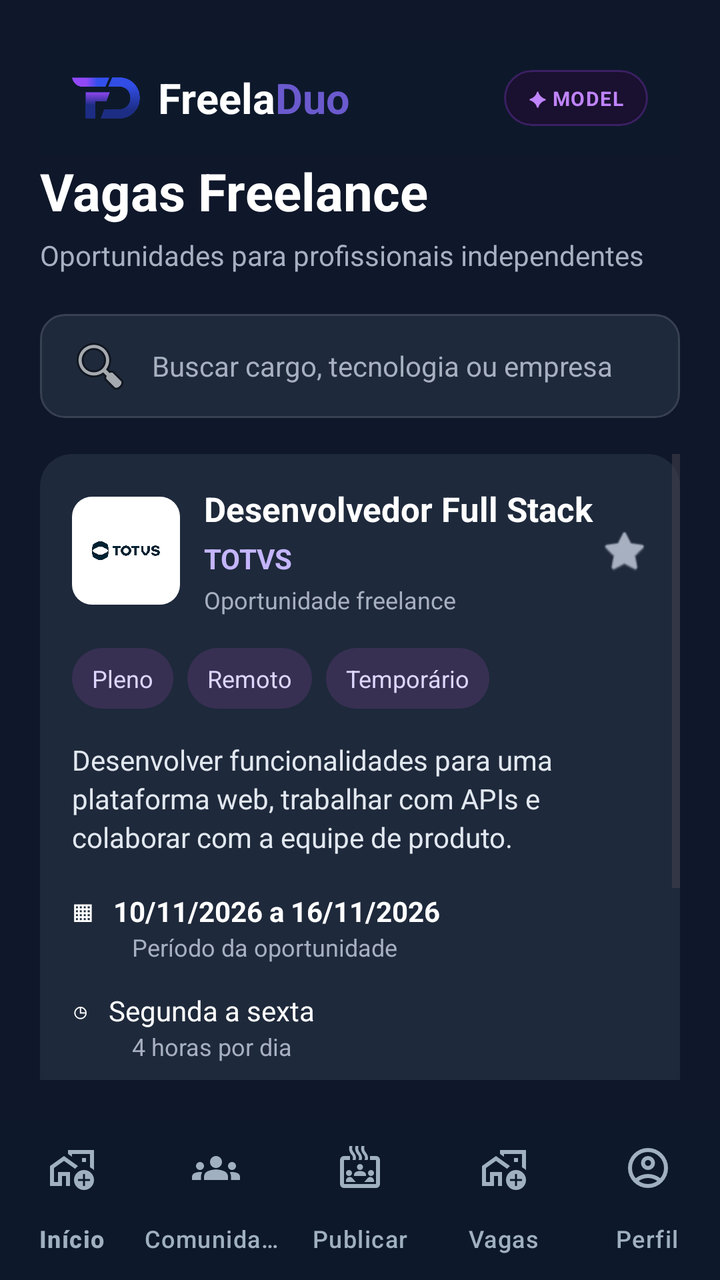
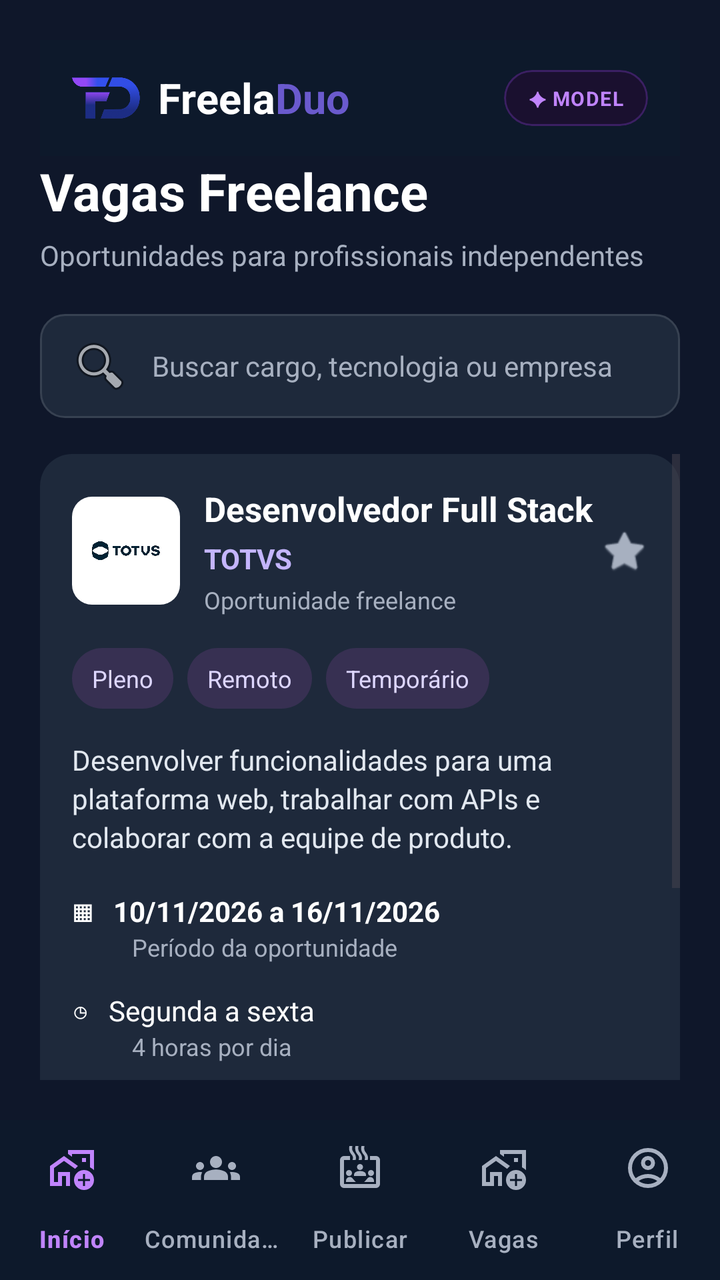

Screens rendered from an Android XML layout before and after an edit, with the pre-edit source and the edit as a unified diff.
<!-- AndroidManifest.xml: application theme Theme.MyApplication -->
<!-- res/layout/activity_vagas.xml -->
<?xml version="1.0" encoding="utf-8"?>
<LinearLayout xmlns:android="http://schemas.android.com/apk/res/android"
    xmlns:app="http://schemas.android.com/apk/res-auto"
    android:layout_width="match_parent"
    android:layout_height="match_parent"
    android:orientation="vertical"
    android:background="#0F172A">

    
    <LinearLayout
        android:layout_width="match_parent"
        android:layout_height="0dp"
        android:layout_weight="1"
        android:orientation="vertical"
        android:padding="20dp">

        
        <include
            layout="@layout/view_header_freeladuo"
            android:layout_width="match_parent"
            android:layout_height="wrap_content" />


        
    <TextView
        android:layout_width="wrap_content"
        android:layout_height="wrap_content"
        android:text="Vagas Freelance"
        android:textColor="#FFFFFF"
        android:textSize="26sp"
        android:textStyle="bold" />

    <TextView
        android:layout_width="wrap_content"
        android:layout_height="wrap_content"
        android:layout_marginTop="5dp"
        android:layout_marginBottom="20dp"
        android:text="Oportunidades para profissionais independentes"
        android:textColor="#A7B0C0"
        android:textSize="14sp" />

    
    <EditText
        android:id="@+id/edtPesquisarVaga"
        android:layout_width="match_parent"
        android:layout_height="52dp"
        android:background="@drawable/bg_pesquisa_vagas"
        android:drawableStart="@android:drawable/ic_menu_search"
        android:drawablePadding="10dp"
        android:hint="Buscar cargo, tecnologia ou empresa"
        android:inputType="text"
        android:paddingStart="14dp"
        android:paddingEnd="14dp"
        android:textColor="#FFFFFF"
        android:textColorHint="#A7B0C0"
        android:textSize="14sp" />

    
    <HorizontalScrollView
        android:id="@+id/scrollFiltrosVagas"
        android:layout_width="match_parent"
        android:layout_height="wrap_content"
        android:layout_marginTop="10dp"
        android:visibility="gone"
        android:scrollbars="none">

        <LinearLayout
            android:id="@+id/containerFiltrosVagas"
            android:layout_width="wrap_content"
            android:layout_height="wrap_content"
            android:orientation="horizontal"
            android:paddingBottom="4dp" />

    </HorizontalScrollView>

    
    <ScrollView
        android:layout_width="match_parent"
        android:layout_height="0dp"
        android:layout_weight="1"
        android:layout_marginTop="18dp"
        android:fillViewport="true"
        android:scrollbars="vertical">

        <LinearLayout
            android:id="@+id/listaVagas"
            android:layout_width="match_parent"
            android:layout_height="wrap_content"
            android:orientation="vertical">

            
            <LinearLayout
                android:layout_width="match_parent"
                android:layout_height="wrap_content"
                android:orientation="vertical"
                android:padding="16dp"
                android:background="@drawable/bg_card_vaga">

                
                <LinearLayout
                    android:layout_width="match_parent"
                    android:layout_height="wrap_content"
                    android:orientation="horizontal"
                    android:gravity="center_vertical">

                    <ImageView
                        android:id="@+id/imgLogoTotvs"
                        android:layout_width="54dp"
                        android:layout_height="54dp"
                        android:background="@drawable/bg_logo_vaga"
                        android:padding="5dp"
                        android:scaleType="fitCenter"
                        android:src="@drawable/logo_totvs"
                        android:contentDescription="Logo da TOTVS" />

                    <LinearLayout
                        android:layout_width="0dp"
                        android:layout_height="wrap_content"
                        android:layout_marginStart="12dp"
                        android:layout_weight="1"
                        android:orientation="vertical">

                        <TextView
                            android:layout_width="match_parent"
                            android:layout_height="wrap_content"
                            android:text="Desenvolvedor Full Stack"
                            android:textColor="#FFFFFF"
                            android:textSize="17sp"
                            android:textStyle="bold" />

                        <TextView
                            android:layout_width="wrap_content"
                            android:layout_height="wrap_content"
                            android:layout_marginTop="4dp"
                            android:text="TOTVS"
                            android:textColor="#C4B5FD"
                            android:textSize="14sp"
                            android:textStyle="bold" />

                        <TextView
                            android:layout_width="wrap_content"
                            android:layout_height="wrap_content"
                            android:layout_marginTop="3dp"
                            android:text="Oportunidade freelance"
                            android:textColor="#A7B0C0"
                            android:textSize="12sp" />

                    </LinearLayout>

                    <ImageView
                        android:layout_width="24dp"
                        android:layout_height="24dp"
                        android:src="@android:drawable/btn_star_big_off"
                        android:contentDescription="Salvar vaga"
                        app:tint="#A7B0C0" />

                </LinearLayout>

                
                <LinearLayout
                    android:layout_width="match_parent"
                    android:layout_height="wrap_content"
                    android:layout_marginTop="16dp"
                    android:orientation="horizontal">

                    <TextView
                        android:layout_width="wrap_content"
                        android:layout_height="wrap_content"
                        android:background="@drawable/bg_etiqueta_vaga"
                        android:paddingHorizontal="10dp"
                        android:paddingVertical="7dp"
                        android:text="Pleno"
                        android:textColor="#DDD6FE"
                        android:textSize="12sp" />

                    <TextView
                        android:layout_width="wrap_content"
                        android:layout_height="wrap_content"
                        android:layout_marginStart="7dp"
                        android:background="@drawable/bg_etiqueta_vaga"
                        android:paddingHorizontal="10dp"
                        android:paddingVertical="7dp"
                        android:text="Remoto"
                        android:textColor="#DDD6FE"
                        android:textSize="12sp" />

                    <TextView
                        android:layout_width="wrap_content"
                        android:layout_height="wrap_content"
                        android:layout_marginStart="7dp"
                        android:background="@drawable/bg_etiqueta_vaga"
                        android:paddingHorizontal="10dp"
                        android:paddingVertical="7dp"
                        android:text="Temporário"
                        android:textColor="#DDD6FE"
                        android:textSize="12sp" />

                </LinearLayout>

                
                <TextView
                    android:layout_width="match_parent"
                    android:layout_height="wrap_content"
                    android:layout_marginTop="16dp"
                    android:text="Desenvolver funcionalidades para uma plataforma web, trabalhar com APIs e colaborar com a equipe de produto."
                    android:textColor="#E2E8F0"
                    android:textSize="14sp"
                    android:lineSpacingExtra="3dp" />

                
                <TextView
                    android:layout_width="match_parent"
                    android:layout_height="wrap_content"
                    android:layout_marginTop="18dp"
                    android:text="▦   10/11/2026 a 16/11/2026"
                    android:textColor="#FFFFFF"
                    android:textSize="14sp"
                    android:textStyle="bold" />

                <TextView
                    android:layout_width="match_parent"
                    android:layout_height="wrap_content"
                    android:layout_marginStart="30dp"
                    android:text="Período da oportunidade"
                    android:textColor="#A7B0C0"
                    android:textSize="12sp" />

                
                <TextView
                    android:layout_width="match_parent"
                    android:layout_height="wrap_content"
                    android:layout_marginTop="14dp"
                    android:text="◷   Segunda a sexta"
                    android:textColor="#FFFFFF"
                    android:textSize="14sp" />

                <TextView
                    android:layout_width="match_parent"
                    android:layout_height="wrap_content"
                    android:layout_marginStart="30dp"
                    android:text="4 horas por dia"
                    android:textColor="#A7B0C0"
                    android:textSize="12sp" />

                
                <TextView
                    android:layout_width="match_parent"
                    android:layout_height="wrap_content"
                    android:layout_marginTop="16dp"
                    android:text="R$ 80,00/hora"
                    android:textColor="#FFFFFF"
                    android:textSize="19sp"
                    android:textStyle="bold" />

                <TextView
                    android:layout_width="match_parent"
                    android:layout_height="wrap_content"
                    android:layout_marginTop="3dp"
                    android:text="Valor informado pela empresa"
                    android:textColor="#A7B0C0"
                    android:textSize="12sp" />

                
                <Button
                    android:id="@+id/btnDetalhesVaga"
                    android:layout_width="match_parent"
                    android:layout_height="50dp"
                    android:layout_marginTop="20dp"
                    android:backgroundTint="#6A5ACD"
                    android:text="Ver detalhes da vaga"
                    android:textAllCaps="false"
                    android:textColor="#FFFFFF"
                    android:textSize="15sp" />

            </LinearLayout>

        </LinearLayout>
    </ScrollView>

    </LinearLayout>

    
    <com.google.android.material.bottomnavigation.BottomNavigationView
        android:id="@+id/bottomNavigation"
        android:layout_width="match_parent"
        android:layout_height="wrap_content"
        android:background="#0D192B"
        app:itemIconTint="#A0B0C0"
        app:itemTextColor="#A0B0C0"
        app:labelVisibilityMode="labeled"
        app:menu="@menu/bottom_nav_menu" />

</LinearLayout>
<!-- res/layout/view_header_freeladuo.xml (included above) -->
<?xml version="1.0" encoding="utf-8"?>
<LinearLayout
    xmlns:android="http://schemas.android.com/apk/res/android"
    android:layout_width="match_parent"
    android:layout_height="wrap_content"
    android:orientation="horizontal"
    android:gravity="center_vertical"
    android:background="#0D192B"
    android:paddingStart="16dp"
    android:paddingEnd="16dp"
    android:paddingTop="12dp"
    android:paddingBottom="12dp">

    <ImageView
        android:layout_width="34dp"
        android:layout_height="34dp"
        android:src="@drawable/logo"
        android:scaleType="fitCenter"
        android:contentDescription="Logo FreelaDuo" />

    <TextView
        android:layout_width="wrap_content"
        android:layout_height="wrap_content"
        android:layout_marginStart="9dp"
        android:text="Freela"
        android:textColor="#FFFFFF"
        android:textSize="21sp"
        android:textStyle="bold" />

    <TextView
        android:id="@+id/txtLogoDuo"
        android:layout_width="wrap_content"
        android:layout_height="wrap_content"
        android:text="Duo"
        android:textColor="#6A5ACD"
        android:textSize="21sp"
        android:textStyle="bold" />

    <View
        android:layout_width="0dp"
        android:layout_height="1dp"
        android:layout_weight="1" />

    <com.google.android.material.card.MaterialCardView
        android:layout_width="wrap_content"
        android:layout_height="wrap_content"
        app:cardBackgroundColor="#1A102F"
        app:cardCornerRadius="50dp"
        app:cardElevation="0dp"
        app:strokeColor="#3B2063"
        app:strokeWidth="1dp"
        xmlns:app="http://schemas.android.com/apk/res-auto">

        <TextView
            android:layout_width="wrap_content"
            android:layout_height="wrap_content"
            android:text="✦ MODEL"
            android:textColor="#C084FC"
            android:textSize="10sp"
            android:textStyle="bold"
            android:letterSpacing="0.05"
            android:paddingStart="12dp"
            android:paddingEnd="12dp"
            android:paddingTop="7dp"
            android:paddingBottom="7dp" />

    </com.google.android.material.card.MaterialCardView>

</LinearLayout>
<!-- resources referenced by this layout -->
<resources>
  <!-- drawable bg_card_vaga (drawable) -->
  <?xml version="1.0" encoding="utf-8"?>
  <shape xmlns:android="http://schemas.android.com/apk/res/android">
      <solid android:color="#1E293B" />
      <corners android:radius="16dp" />
  </shape>
  <!-- drawable bg_etiqueta_vaga (drawable) -->
  <?xml version="1.0" encoding="utf-8"?>
  <shape xmlns:android="http://schemas.android.com/apk/res/android">
      <solid android:color="#373052" />
      <corners android:radius="20dp" />
  </shape>
  <!-- drawable bg_logo_vaga (drawable) -->
  <?xml version="1.0" encoding="utf-8"?>
  <shape xmlns:android="http://schemas.android.com/apk/res/android">
      <solid android:color="#FFFFFF" />
      <corners android:radius="10dp" />
  </shape>
  <!-- drawable bg_pesquisa_vagas (drawable) -->
  <?xml version="1.0" encoding="utf-8"?>
  <shape xmlns:android="http://schemas.android.com/apk/res/android">
      <solid android:color="#1E293B" />
      <corners android:radius="12dp" />
      <stroke
          android:width="1dp"
          android:color="#374151" />
  </shape>
  <!-- drawable logo: png bitmap (drawable, 67290 bytes) -->
  <!-- drawable logo_totvs: jpg bitmap (drawable, 29118 bytes) -->
  <style name="Theme.MyApplication" parent="Base.Theme.MyApplication" />
  <style name="Base.Theme.MyApplication" parent="Theme.Material3.DayNight.NoActionBar">
          
          
      </style>
</resources>

<!-- the commit's change to res/layout/activity_vagas.xml (unified diff, before → after) -->
@@ -285,8 +285,8 @@
         android:layout_width="match_parent"
         android:layout_height="wrap_content"
         android:background="#0D192B"
-        app:itemIconTint="#A0B0C0"
-        app:itemTextColor="#A0B0C0"
+        app:itemIconTint="@color/bottom_nav_item_color"
+        app:itemTextColor="@color/bottom_nav_item_color"
         app:labelVisibilityMode="labeled"
         app:menu="@menu/bottom_nav_menu" />
 
